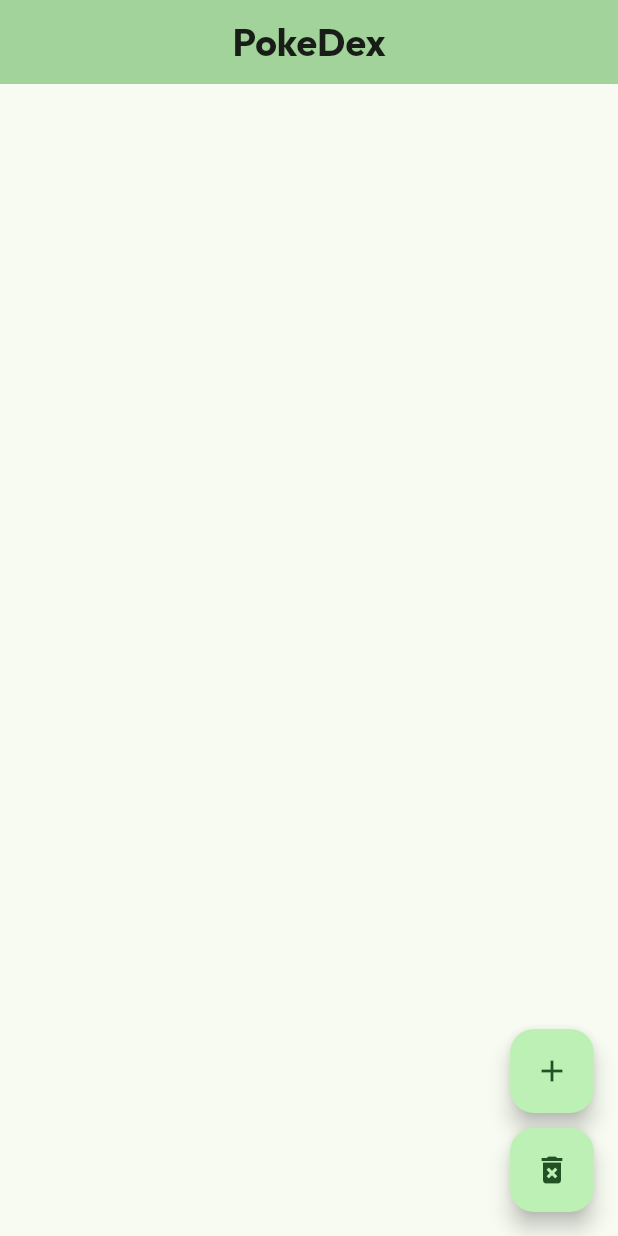
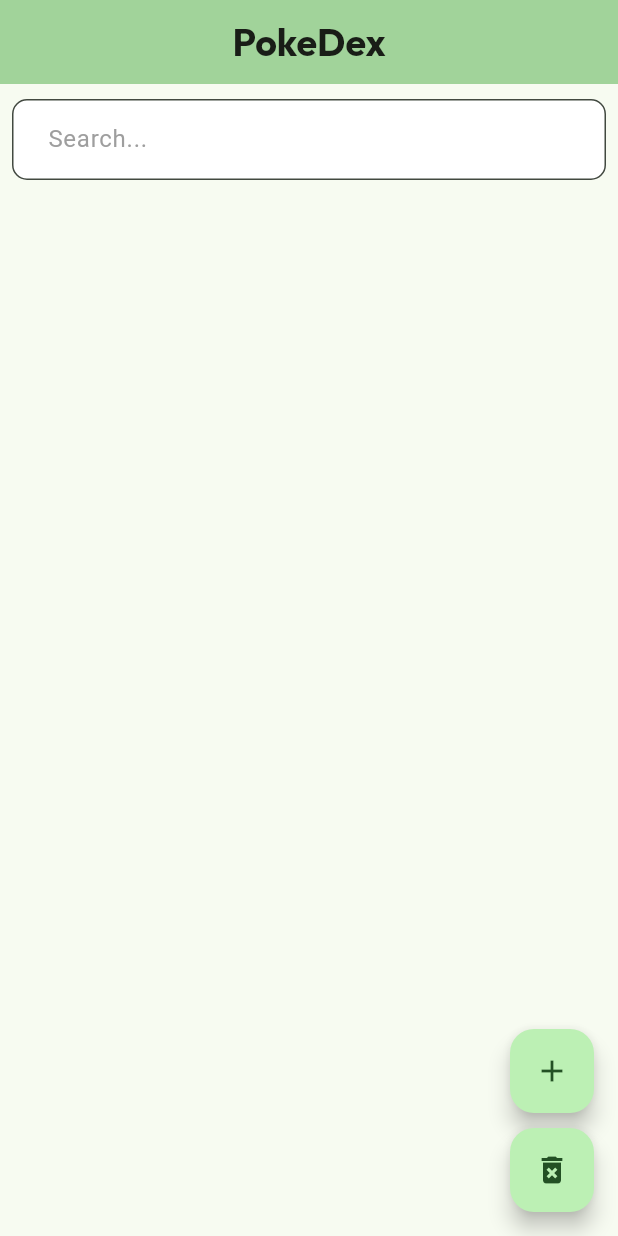
Before and after one commit to sssi-GerardLigot/PokeDex, a Flutter app: the screen it shows after launch, on a phone screen of 412 x 824 dp. Run offline on Flutter 3.47's test engine with Material 3 defaults, Android fonts, the phone set to English and light mode, and no system bars; our stand-ins replace bloc, equatable, flutter_bloc, sqflite; missing offline and left inert: listview_test; accounts and stored records are empty; project files that could hold a hidden picture were left out.

Commit message:
updated with search

```diff
--- a/lib/components/my_textfield.dart
+++ b/lib/components/my_textfield.dart
@@ -5,7 +5,7 @@ class MyTextField extends StatelessWidget {
   final String? hintText;
   final Function(String)? onChanged;
   final double height;
-  final String label;
+  final String? label;
 
 
   const MyTextField({
@@ -15,7 +15,7 @@ class MyTextField extends StatelessWidget {
     this.hintText,
     this.onChanged,
     required this.height,
-    required this.label
+    this.label
 
   });
 
@@ -39,7 +39,7 @@ class MyTextField extends StatelessWidget {
         ),
         fillColor: Colors.white,
         filled: true,
-
+        hintText: hintText,
         hintStyle: TextStyle(
           color: Colors.grey[500],
         ),
--- a/lib/pages/homepage/home_page.dart
+++ b/lib/pages/homepage/home_page.dart
@@ -2,6 +2,7 @@ import 'package:flutter/cupertino.dart';
 import 'package:flutter/material.dart';
 import 'package:flutter_bloc/flutter_bloc.dart';
 import 'package:pokedex/components/button1.dart';
+import 'package:pokedex/components/my_textfield.dart';
 import 'package:pokedex/components/pokemonCard.dart';
 import 'package:pokedex/pages/homepage/homepage_bloc.dart';
 import 'package:pokedex/pages/homepage/homepage_event.dart';
@@ -14,6 +15,7 @@ class HomePage extends StatefulWidget {
   const HomePage({super.key});
   @override
   State<HomePage> createState() => _HomePageState();
+
 }
 
 class _HomePageState extends State<HomePage> {
@@ -31,6 +33,8 @@ class _HomePageState extends State<HomePage> {
     super.dispose();
   }
 
+  TextEditingController searchController = TextEditingController();
+
   @override
   Widget build(BuildContext context) {
     return Scaffold(
@@ -44,6 +48,23 @@ class _HomePageState extends State<HomePage> {
         ),
       ),
       body: Center(
+          child: Column(
+            mainAxisAlignment: MainAxisAlignment.center,
+            crossAxisAlignment: CrossAxisAlignment.start,
+            children: [
+              SizedBox(height: 10,),
+              Padding(
+                padding: const EdgeInsets.symmetric(horizontal: 8),
+                child: MyTextField(
+                    controller: searchController,
+                    height: 15, hintText: "Search...",
+                  onChanged: (value) {
+                    _homeBloc.add(PokemonSearch(value, context));
+                  },
+                ),
+              ),
+              SizedBox(height: 10,),
+              Expanded(
                 child: BlocListener<HomeBloc, HomeState>(
                         listener: (context, state) {
                 if (state is PokemonDeleted || state is PokemonDataLoaded) {
@@ -76,12 +97,37 @@ class _HomePageState extends State<HomePage> {
                                   },
                                 ),
                               ));
+                    } else if (state is PokemonSearchLoaded) {
+                      return ListView.builder(
+                        itemCount: state.filteredPokemons.length,
+                          itemBuilder: (_, index) => Padding(
+                            padding: const EdgeInsets.all(5.0),
+                            child: PokemonCard(
+                              index: index,
+                              name: state.filteredPokemons[index]['name'],
+                              type: state.filteredPokemons[index]['type'],
+                              description: state.filteredPokemons[index]
+                              ['description'],
+                              edit: () {
+                                context.read<HomeBloc>().add(EditPokemon(state.filteredPokemons[index], context));
+                              },
+                              delete: () {
+                                context.read<HomeBloc>().add(DeletePokemon(
+                                    state.filteredPokemons[index]['name'], context));
+                              },
+                            ),
+                          )
+                      );
+
                     } else if (state is PokemonDataError) {
                       return Center(child: Text(state.message));
                     } else {
                       return const SizedBox();
                     }
                   }),
+                      ),
+              ),
+            ],
           )),
       floatingActionButton: Column(
         mainAxisAlignment: MainAxisAlignment.end,
--- a/lib/pages/homepage/homepage_event.dart
+++ b/lib/pages/homepage/homepage_event.dart
@@ -36,3 +36,10 @@ class EditPokemon extends HomeEvent {
   final BuildContext context;
   EditPokemon(this.pokemonToEdit, this.context);
 }
+
+class PokemonSearch extends HomeEvent {
+  final String searchTerm;
+  final BuildContext context;
+
+  PokemonSearch(this.searchTerm, this.context);
+}
--- a/lib/pages/homepage/homepage_state.dart
+++ b/lib/pages/homepage/homepage_state.dart
@@ -53,3 +53,7 @@ class PokemonEditError extends HomeState {
 
   PokemonEditError(this.message);
 }
+class PokemonSearchLoaded extends HomeState {
+  final List<Map<String, dynamic>> filteredPokemons;
+  PokemonSearchLoaded(this.filteredPokemons);
+}
--- a/lib/pages/pokemonForm/pokemonForm.dart
+++ b/lib/pages/pokemonForm/pokemonForm.dart
@@ -113,7 +113,9 @@ class _PokemonFormState extends State<PokemonForm> {
                         }
                       },
                       child: Text(addPokemon == true ? "Save": "Update")),
-                  ElevatedButton(onPressed: () {}, child: const Text("Cancel")),
+                  ElevatedButton(onPressed: () {
+                    Navigator.of(context).pop();
+                  }, child: const Text("Cancel")),
                 ],
               )
             ],
--- a/lib/services/database_helper.dart
+++ b/lib/services/database_helper.dart
@@ -134,7 +134,7 @@ class SQLHelper {
     }
   }
 
-  static Future<List<Map<String, dynamic>>> getPokemon(
+  Future<List<Map<String, dynamic>>> getPokemon(
       BuildContext context, String name) async {
     final db = await SQLHelper.db();
     try {
```
Also changed, not shown: lib/pages/homepage/homepage_bloc.dart (+11 -10 lines), lib/pages/pokemonForm/pokemonform_bloc.dart (+26 -8 lines), 1 other file. Lines whose indentation alone changed are shown as unchanged.
